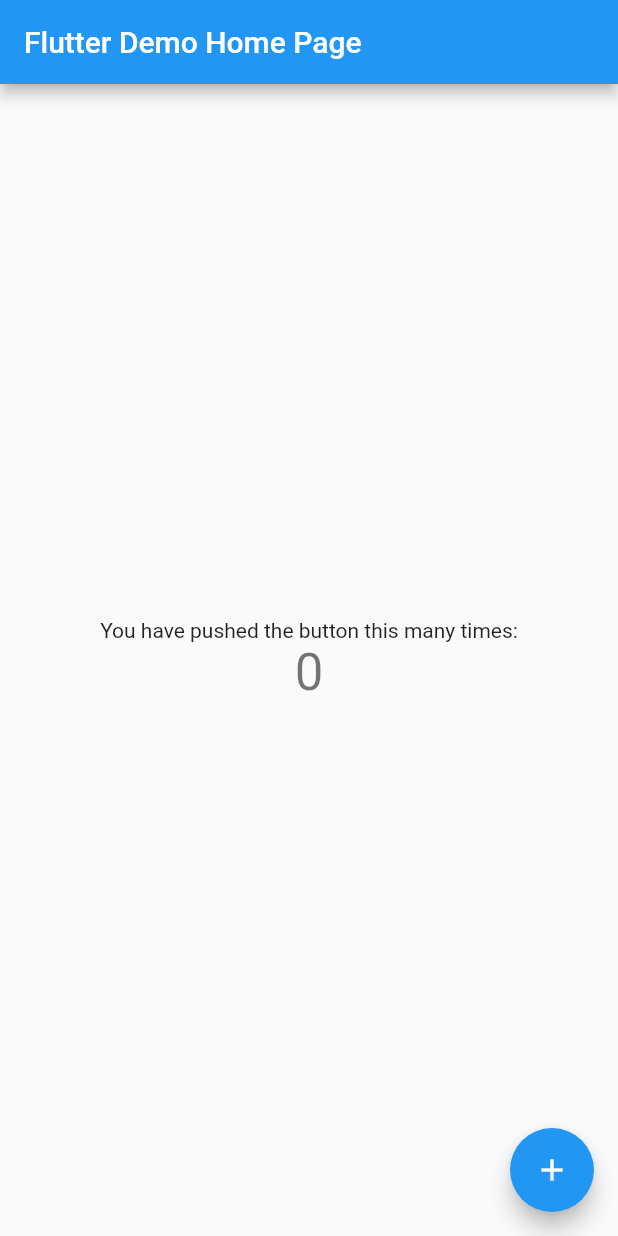
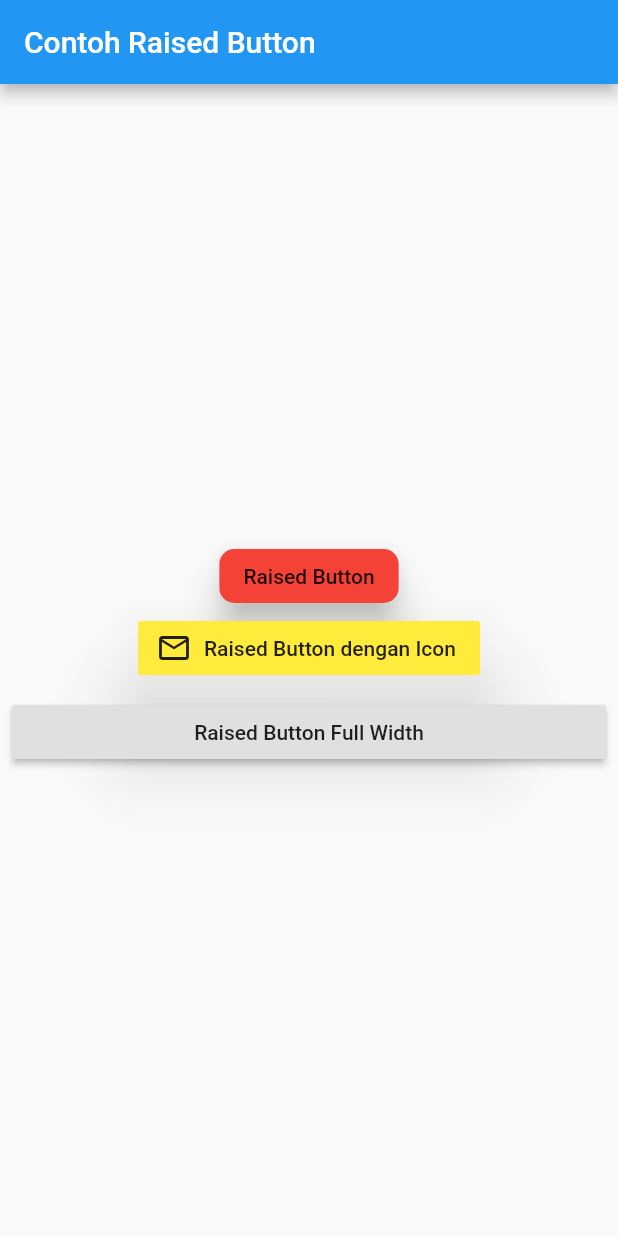
Before and after one commit to mwiwids/newflutter, a Flutter app: the screen it shows after launch, on a phone screen of 412 x 824 dp. Run offline on Flutter 3.47's test engine with Material 2 defaults, Android fonts, the light colour scheme and no system bars.

Commit message:
Raised Button

```diff
--- a/lib/main.dart
+++ b/lib/main.dart
@@ -1,3 +1,4 @@
+import 'package:flutter/cupertino.dart';
 import 'package:flutter/material.dart';
 
 void main() {
@@ -5,109 +6,74 @@
 }
 
 class MyApp extends StatelessWidget {
-  // This widget is the root of your application.
   @override
   Widget build(BuildContext context) {
     return MaterialApp(
-      title: 'Flutter Demo',
+      title: 'SFA Meet 02 - Raised Button',
       theme: ThemeData(
-        // This is the theme of your application.
-        //
-        // Try running your application with "flutter run". You'll see the
-        // application has a blue toolbar. Then, without quitting the app, try
-        // changing the primarySwatch below to Colors.green and then invoke
-        // "hot reload" (press "r" in the console where you ran "flutter run",
-        // or simply save your changes to "hot reload" in a Flutter IDE).
-        // Notice that the counter didn't reset back to zero; the application
-        // is not restarted.
         primarySwatch: Colors.blue,
       ),
-      home: MyHomePage(title: 'Flutter Demo Home Page'),
+      home: ContohRaisedButton(),
     );
   }
 }
 
-class MyHomePage extends StatefulWidget {
-  MyHomePage({Key? key, required this.title}) : super(key: key);
-
-  // This widget is the home page of your application. It is stateful, meaning
-  // that it has a State object (defined below) that contains fields that affect
-  // how it looks.
-
-  // This class is the configuration for the state. It holds the values (in this
-  // case the title) provided by the parent (in this case the App widget) and
-  // used by the build method of the State. Fields in a Widget subclass are
-  // always marked "final".
-
-  final String title;
+class ContohRaisedButton extends StatefulWidget {
+  const ContohRaisedButton({Key? key}) : super(key: key);
 
   @override
-  _MyHomePageState createState() => _MyHomePageState();
+  _ContohRaisedButtonState createState() => _ContohRaisedButtonState();
 }
 
-class _MyHomePageState extends State<MyHomePage> {
-  int _counter = 0;
-
-  void _incrementCounter() {
-    setState(() {
-      // This call to setState tells the Flutter framework that something has
-      // changed in this State, which causes it to rerun the build method below
-      // so that the display can reflect the updated values. If we changed
-      // _counter without calling setState(), then the build method would not be
-      // called again, and so nothing would appear to happen.
-      _counter++;
-    });
-  }
-
+class _ContohRaisedButtonState extends State<ContohRaisedButton> {
   @override
   Widget build(BuildContext context) {
-    // This method is rerun every time setState is called, for instance as done
-    // by the _incrementCounter method above.
-    //
-    // The Flutter framework has been optimized to make rerunning build methods
-    // fast, so that you can just rebuild anything that needs updating rather
-    // than having to individually change instances of widgets.
     return Scaffold(
       appBar: AppBar(
-        // Here we take the value from the MyHomePage object that was created by
-        // the App.build method, and use it to set our appbar title.
-        title: Text(widget.title),
+        title: Text("Contoh Raised Button"),
       ),
-      body: Center(
-        // Center is a layout widget. It takes a single child and positions it
-        // in the middle of the parent.
-        child: Column(
-          // Column is also a layout widget. It takes a list of children and
-          // arranges them vertically. By default, it sizes itself to fit its
-          // children horizontally, and tries to be as tall as its parent.
-          //
-          // Invoke "debug painting" (press "p" in the console, choose the
-          // "Toggle Debug Paint" action from the Flutter Inspector in Android
-          // Studio, or the "Toggle Debug Paint" command in Visual Studio Code)
-          // to see the wireframe for each widget.
-          //
-          // Column has various properties to control how it sizes itself and
-          // how it positions its children. Here we use mainAxisAlignment to
-          // center the children vertically; the main axis here is the vertical
-          // axis because Columns are vertical (the cross axis would be
-          // horizontal).
-          mainAxisAlignment: MainAxisAlignment.center,
-          children: <Widget>[
-            Text(
-              'You have pushed the button this many times:',
+      body: Column(
+        crossAxisAlignment: CrossAxisAlignment.center,
+        mainAxisAlignment: MainAxisAlignment.center,
+        children: [
+          Center(
+            child: RaisedButton(
+              color: Colors.red,
+              child: Text("Raised Button"),
+              onPressed: () {
+                print("Sudah klik Raised Button");
+              },
+              //Cara untuk disable :
+              // onLongPress: null, -> not working, TODO : Cari cara lain
+              elevation: 10,
+              shape: RoundedRectangleBorder(
+                borderRadius: BorderRadius.circular(10),
+              ),
             ),
-            Text(
-              '$_counter',
-              style: Theme.of(context).textTheme.headline4,
+          ),
+          Center(
+            child: RaisedButton.icon(
+              color: Colors.yellow,
+              elevation: 25,
+              onPressed: () {
+                print("Raised Button dengan Icon");
+              },
+              icon: Icon(Icons.mail_outlined),
+              label: Text("Raised Button dengan Icon"),
             ),
-          ],
-        ),
+          ),
+          Container(
+            margin: EdgeInsets.all(8),
+            width: double.infinity,
+            child: RaisedButton(
+              child: Text("Raised Button Full Width"),
+              onPressed: () {
+                print("Raised Button Full Width");
+              },
+            ),
+          )
+        ],
       ),
-      floatingActionButton: FloatingActionButton(
-        onPressed: _incrementCounter,
-        tooltip: 'Increment',
-        child: Icon(Icons.add),
-      ), // This trailing comma makes auto-formatting nicer for build methods.
     );
   }
 }
```
